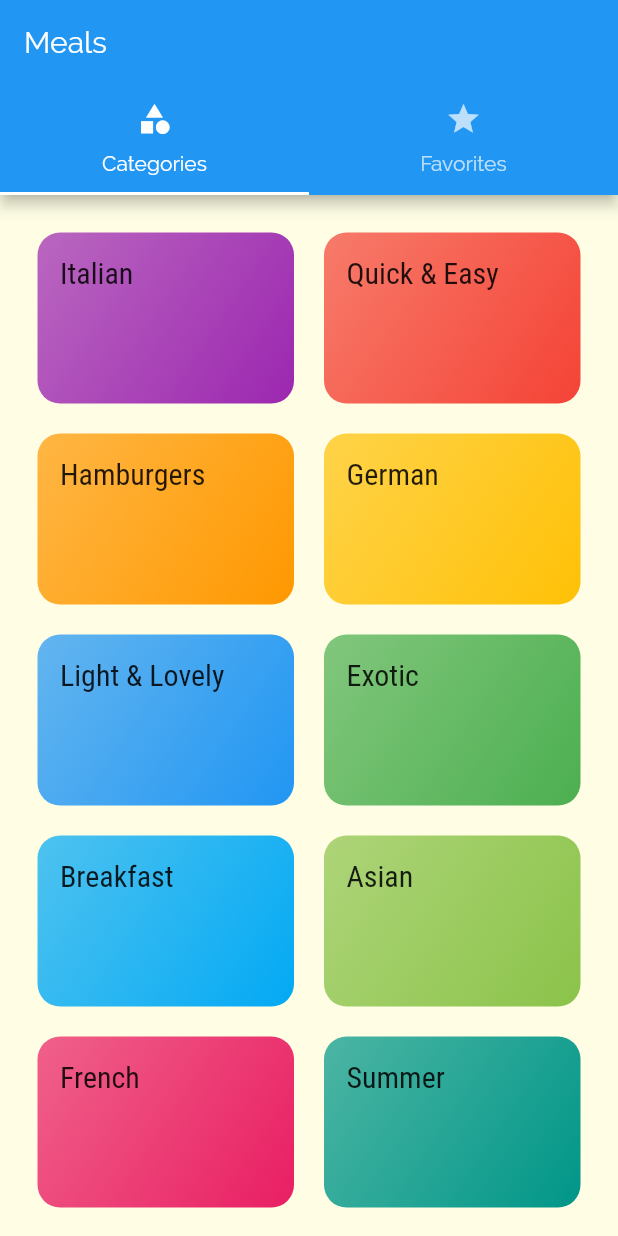
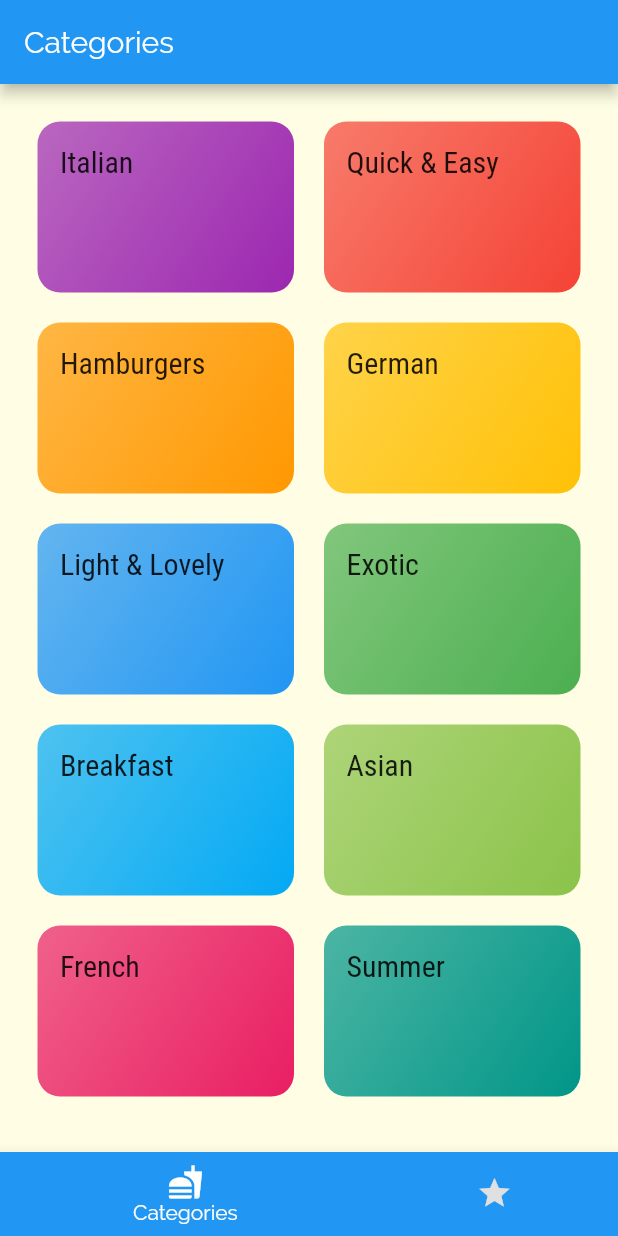
Before and after one commit to BLKKKBVSIK/FlutterTraining-MealApp, a Flutter app: the screen it shows after launch, on a phone screen of 412 x 824 dp. Run offline on Flutter 3.47's test engine with Material 2 defaults, Android fonts, the phone set to English and light mode, and no system bars.

Commit message:
Update Tabs

```diff
--- a/lib/screens/tabs_screen.dart
+++ b/lib/screens/tabs_screen.dart
@@ -8,23 +8,46 @@ class TabsScreen extends StatefulWidget {
 }
 
 class _TabsScreenState extends State<TabsScreen> {
+  final List<Map<String, Object>> _pages = [
+    {'page': CategorieScreen(), 'title': 'Categories'},
+    {'page': FavoritesScreen(), 'title': 'Favorites'},
+  ];
+
+  int _selectedPageIndex = 0;
+
+  void _selectPage(int index) {
+    setState(() {
+      _selectedPageIndex = index;
+    });
+  }
+
   @override
   Widget build(BuildContext context) {
-    return DefaultTabController(
-      initialIndex: 0,
-      child: Scaffold(
-        appBar: AppBar(
-          title: Text('Meals'),
-          bottom: TabBar(tabs: <Widget>[
-            Tab(icon: Icon(Icons.category), text: 'Categories',),
-            Tab(icon: Icon(Icons.star), text: 'Favorites',),
-          ],),
-        ),
-        body: TabBarView(children: <Widget>[
-          CategorieScreen(), FavoritesScreen()
-        ],),
+    return Scaffold(
+      appBar: AppBar(
+        title: Text(_pages[_selectedPageIndex]['title']),
       ),
-      length: 2,
+      body: _pages[_selectedPageIndex]['page'],
+      bottomNavigationBar: BottomNavigationBar(
+        onTap: _selectPage,
+        backgroundColor: Theme.of(context).primaryColor,
+        unselectedItemColor: Colors.grey[300],
+        selectedItemColor: Colors.white,
+        currentIndex: _selectedPageIndex,
+        type: BottomNavigationBarType.shifting,
+        items: [
+          BottomNavigationBarItem(
+            backgroundColor: Theme.of(context).primaryColor,
+            icon: Icon(Icons.fastfood),
+            title: Text('Categories'),
+          ),
+          BottomNavigationBarItem(
+            backgroundColor: Theme.of(context).primaryColor,
+            icon: Icon(Icons.star),
+            title: Text('Favorites'),
+          ),
+        ],
+      ),
     );
   }
 }
```
